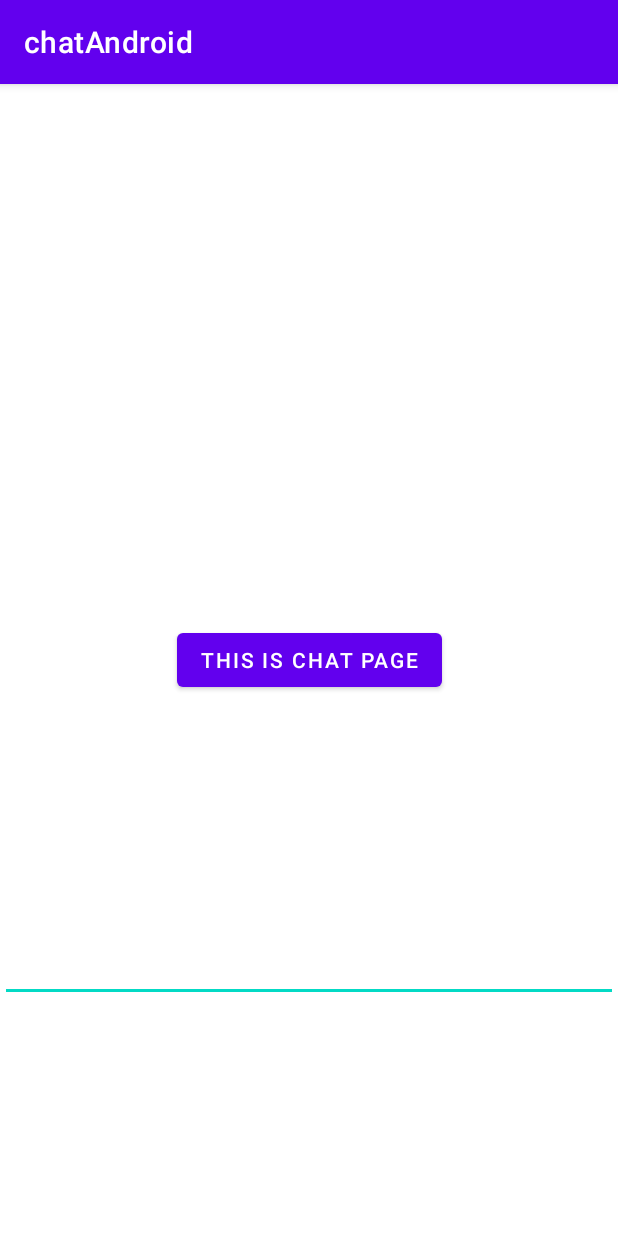
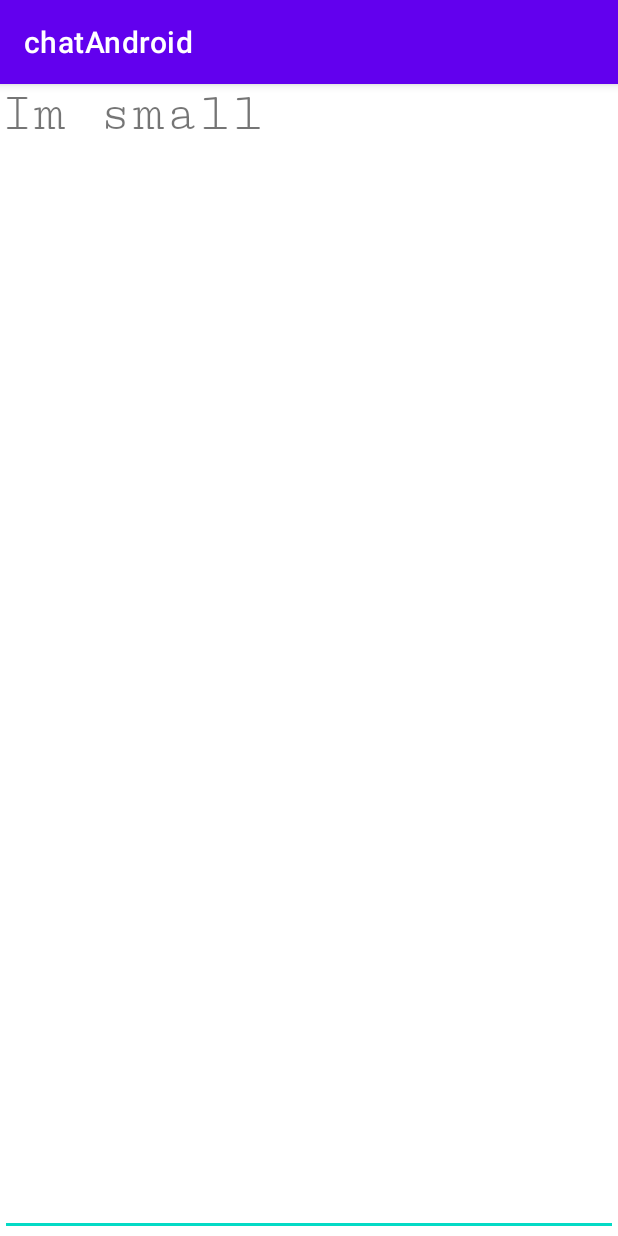
Before and after one commit to ShaharShaki/chatAndroid, an Android app: the ChatActivity screen opened directly, with no data from a screen before it, on a phone screen of 412 x 824 dp. Run offline under Robolectric (Android 15) with nearby library versions, the phone set to English and light mode, and no system bars.

Commit message:
add name to the chat

```diff
--- a/app/src/main/java/com/example/chatandroid/ChatActivity.java
+++ b/app/src/main/java/com/example/chatandroid/ChatActivity.java
@@ -2,6 +2,7 @@ package com.example.chatandroid;
 
 import android.os.Bundle;
 import android.widget.EditText;
+import android.widget.TextView;
 
 import androidx.appcompat.app.AppCompatActivity;
 
@@ -16,6 +17,15 @@ public class ChatActivity extends AppCompatActivity {
     protected void onCreate(Bundle savedInstanceState) {
         super.onCreate(savedInstanceState);
         setContentView(R.layout.activity_chat);
+        Bundle extras = getIntent().getExtras();
+        if (extras != null) {
+            String value = extras.getString("username");
+            //The key argument here must match that used in the other activity
+            TextView textView = (TextView) findViewById(R.id.TextView);
+            textView.setText(value);
+        }
+
+
 
 //        db = Room.databaseBuilder(getApplicationContext(), AppDB.class, "UsersDB")
 //                .allowMainThreadQueries()
--- a/app/src/main/java/com/example/chatandroid/ContactsListActivity.java
+++ b/app/src/main/java/com/example/chatandroid/ContactsListActivity.java
@@ -58,16 +58,17 @@ public class ContactsListActivity extends AppCompatActivity {
 //        });
 
         myContactsListView.setOnItemClickListener((adapterView, view, i, l) ->{
+            String username=contactUsers.get(i).getContent().toString();
             Intent intent = new Intent(this, ChatActivity.class);
-//            Intent intent = new Intent(this, FormActivity.class);
-//            intent.putExtra("id", contactUsers.get(i).getId());
+            intent.putExtra("username",username);
             startActivity(intent);
         });
 
     }
 
     @Override
-    protected void onResume() {
+    protected void onResume()
+    {
         super.onResume();
         contactUsers.clear();
         contactUsers.addAll(contactUsersDao.index());
--- a/app/src/main/res/layout/activity_chat.xml
+++ b/app/src/main/res/layout/activity_chat.xml
@@ -10,15 +10,18 @@
 <!--        android:layout_width="wrap_content"-->
 <!--        android:layout_height="match_parent">-->
 
-    <Button
-        android:id="@+id/button"
+
+    <TextView
+        android:id="@+id/TextView"
         android:layout_width="wrap_content"
         android:layout_height="wrap_content"
-        android:text="this is chat page"
-        app:layout_constraintBottom_toBottomOf="parent"
-        app:layout_constraintEnd_toEndOf="parent"
-        app:layout_constraintStart_toStartOf="parent"
-        app:layout_constraintTop_toTopOf="parent" />
+        android:layout_marginBottom="10dp"
+        android:text="Im small"
+        android:layout_centerInParent="true"
+        android:fontFamily="serif-monospace"
+        android:textSize="36sp"
+        tools:ignore="MissingConstraints" />
+
 
     <EditText
         android:id="@+id/editTextItem"
--- a/app/src/main/res/values/strings.xml
+++ b/app/src/main/res/values/strings.xml
@@ -13,5 +13,6 @@
     <string name="login_etPasswordValidation">Confirm password</string>
     <string name="BtnSave">Save</string>
     <string name="BaseUrl">"http://10.0.2.2:7061/ "</string>
+    <string name="textViewName">" "</string>
 
 </resources>
```
